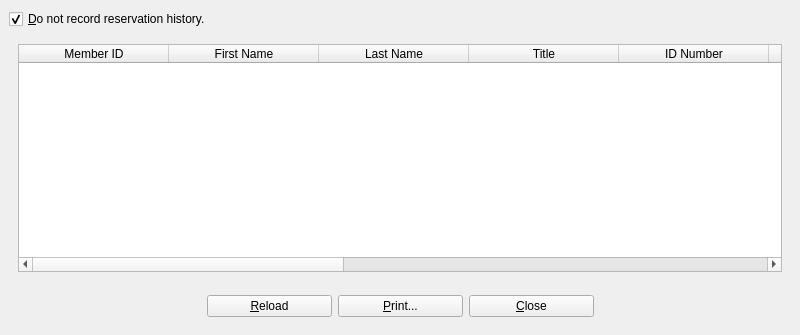
The window that UI/biblioteq_history.ui (textbrowser/biblioteq) describes before a commit, drawn with Qt 5.
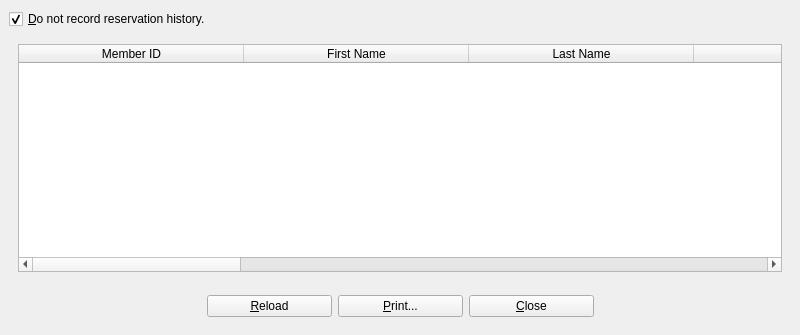
The same window after the commit. Icons and pictures are not drawn.

The edit to the form file:
```diff
--- a/UI/biblioteq_history.ui
+++ b/UI/biblioteq_history.ui
@@ -62,10 +62,7 @@
           <bool>false</bool>
          </property>
          <attribute name="horizontalHeaderDefaultSectionSize">
-          <number>150</number>
-         </attribute>
-         <attribute name="horizontalHeaderMinimumSectionSize">
-          <number>150</number>
+          <number>225</number>
          </attribute>
          <attribute name="horizontalHeaderStretchLastSection">
           <bool>true</bool>
```
